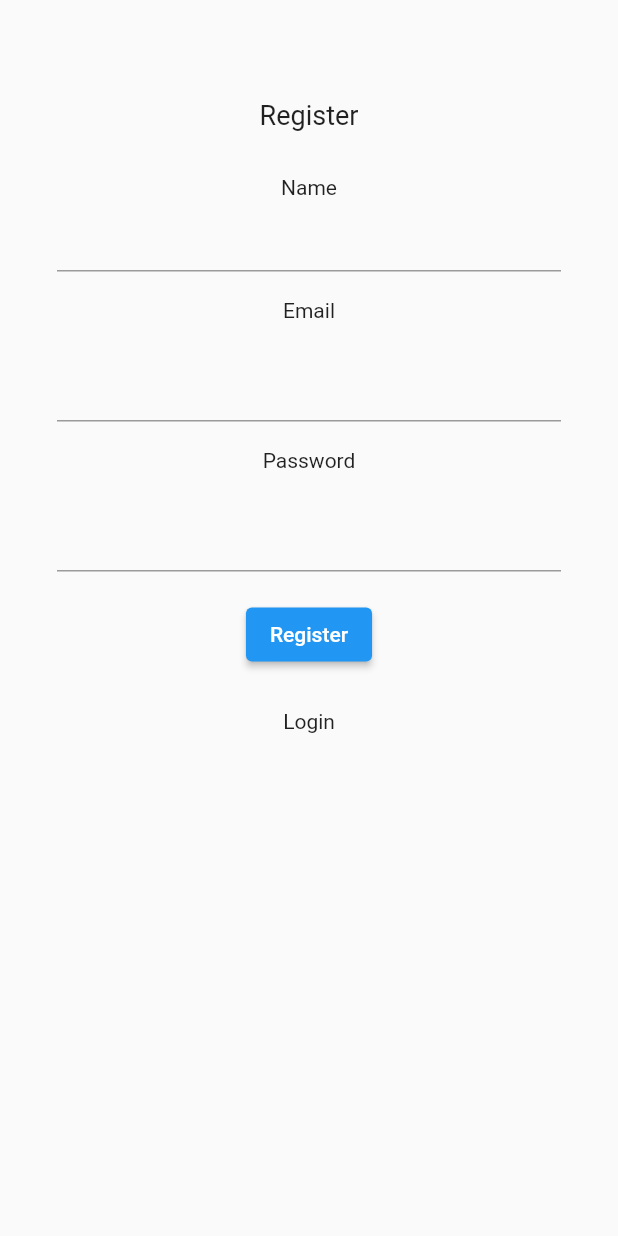
After one commit to author-sanjay/Flutter-Plugin---Realtime-Chat-App, a Flutter app: the screen it shows after launch, on a phone screen of 412 x 824 dp. The commit adds this screen. Run offline on Flutter 3.47's test engine with Material 2 defaults, Android fonts, the phone set to English and light mode, and no system bars; our stand-ins replace cloud_firestore, firebase_auth, firebase_core, plugin_platform_interface, shared_preferences; missing offline and left inert: dart:ffi, dart:html; accounts and stored records are empty.

Commit message:
formatting

```diff
--- /dev/null
+++ b/example/lib/Screens/Login.dart
@@ -0,0 +1,19 @@
+import 'package:flutter/material.dart';
+import 'package:flutter/src/widgets/framework.dart';
+import 'package:flutter/src/widgets/placeholder.dart';
+
+class Login extends StatefulWidget {
+  const Login({super.key});
+
+  @override
+  State<Login> createState() => _LoginState();
+}
+
+class _LoginState extends State<Login> {
+  @override
+  Widget build(BuildContext context) {
+    return Scaffold(
+      body: Center(child: Text("Login")),
+    );
+  }
+}
--- /dev/null
+++ b/example/lib/Screens/Register.dart
@@ -0,0 +1,119 @@
+import 'package:chat_app_plugin/chat_app_plugin.dart';
+import 'package:chat_app_plugin/database_service.dart';
+import 'package:chat_app_plugin_example/Screens/Login.dart';
+import 'package:chat_app_plugin_example/User.dart';
+import 'package:flutter/material.dart';
+
+class Register extends StatefulWidget {
+  const Register({super.key});
+  static String name = "";
+  static String email = "";
+  static String password = "";
+
+  @override
+  State<Register> createState() => _RegisterState();
+}
+
+Users users = new Users(dp: "", email: "", password: "", uid: "");
+
+class _RegisterState extends State<Register> {
+  final _chatAppPlugin = ChatAppPlugin();
+  final database = DatabaseService();
+
+  Future register(String name, String email, String password) async {
+    try {
+      await _chatAppPlugin
+          .withoutphotoregisterwithemailpassword(email, password, name)
+          .then((value) {
+        users.email = email;
+        users.password = password;
+
+        print(users.email);
+      });
+
+      // print(uid);
+    } catch (e) {
+      print(e);
+    }
+  }
+
+  @override
+  void initState() {
+    super.initState();
+  }
+
+  // Platform messages are asynchronous, so we initialize in an async method.
+
+  @override
+  Widget build(BuildContext context) {
+    return MaterialApp(
+      home: Scaffold(
+        body: SingleChildScrollView(
+          child: Center(
+              child: Padding(
+            padding: const EdgeInsets.all(38.0),
+            child: Column(
+              children: [
+                Padding(
+                  padding: const EdgeInsets.only(top: 28.0, bottom: 30),
+                  child: Text(
+                    'Register',
+                    style: TextStyle(fontSize: 18),
+                  ),
+                ),
+                Text("Name"),
+                TextFormField(
+                  onChanged: (value) {
+                    Register.name = value;
+                  },
+                ),
+                Padding(
+                  padding: const EdgeInsets.all(18.0),
+                  child: Text("Email"),
+                ),
+                TextFormField(
+                  onChanged: (value) {
+                    Register.email = value;
+                  },
+                ),
+                Padding(
+                  padding: const EdgeInsets.all(18.0),
+                  child: Text("Password"),
+                ),
+                TextFormField(
+                  obscureText: true,
+                  onChanged: (value) {
+                    Register.password = value;
+                  },
+                ),
+                Padding(
+                  padding: const EdgeInsets.all(18.0),
+                  child: ElevatedButton(
+                      onPressed: () {
+                        register(
+                            Register.name, Register.email, Register.password);
+                      },
+                      child: Text("Register")),
+                ),
+                GestureDetector(
+                  onTap: () {
+                    Navigator.push(
+                      context,
+                      MaterialPageRoute(
+                        builder: (context) => Login(),
+                      ),
+                    );
+                  },
+                  child: Padding(
+                    padding: const EdgeInsets.all(8.0),
+                    child: Text("Login"),
+                  ),
+                )
+              ],
+            ),
+          )),
+        ),
+      ),
+    );
+  }
+}
```
Also changed, not shown: example/lib/main.dart (+3 -82 lines).
